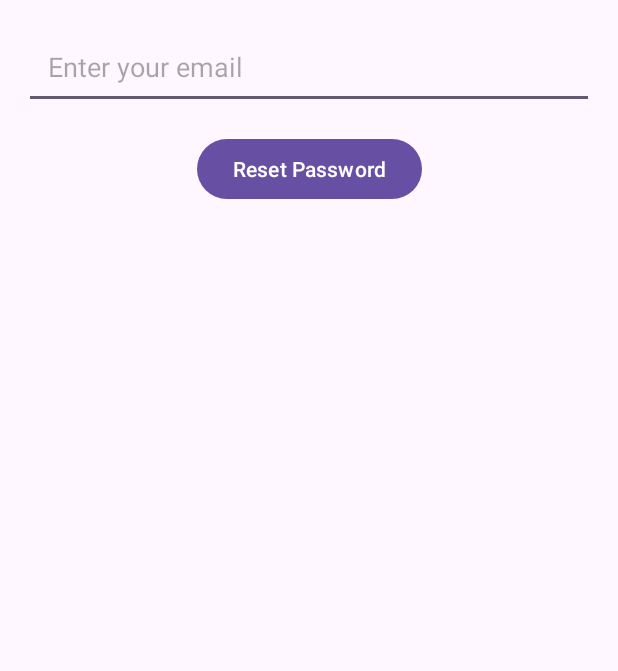
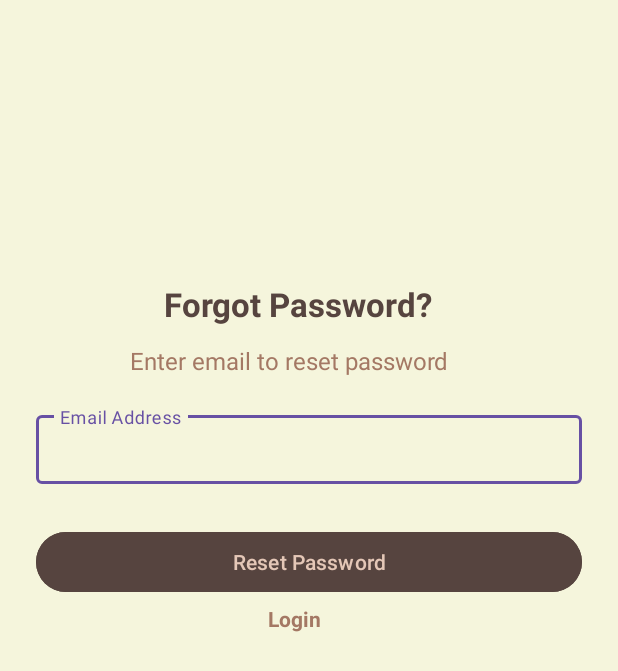
Before and after one commit to anshuyas/Memoir-android, an Android app: the layout activity_forgot_password.xml on its own in the app's theme, with its tools: preview values and no code run, on a phone screen of 412 x 824 dp. Shown: the top 671 px of the screen. Run offline under Robolectric (Android 15) with nearby library versions, the phone set to English and light mode, and no system bars.

Commit message:
updated forgotpassword activity

```diff
--- a/app/build.gradle.kts
+++ b/app/build.gradle.kts
@@ -70,6 +70,7 @@ dependencies {
     implementation("androidx.compose.material:material:1.6.1")
     implementation("androidx.compose.ui:ui-tooling-preview:1.6.1")
     debugImplementation("androidx.compose.ui:ui-tooling:1.6.1")
+    implementation("androidx.compose.compiler:compiler:1.5.3")
 
     // Testing dependencies
     testImplementation(libs.junit)
--- a/app/src/main/res/layout/activity_forgot_password.xml
+++ b/app/src/main/res/layout/activity_forgot_password.xml
@@ -2,36 +2,84 @@
 <androidx.constraintlayout.widget.ConstraintLayout
     xmlns:android="http://schemas.android.com/apk/res/android"
     xmlns:app="http://schemas.android.com/apk/res-auto"
-    xmlns:tools="http://schemas.android.com/tools"
     android:layout_width="match_parent"
     android:layout_height="match_parent"
-    tools:context=".ui.activity.ForgotPasswordActivity">
+    android:background="@color/beige"
+    android:padding="24dp">
 
-    <!-- Email Input -->
-    <EditText
-        android:id="@+id/etEmail"
-        android:layout_width="0dp"
+    <com.google.android.material.textfield.TextInputLayout
+        android:id="@+id/textInputLayoutEmail"
+        android:layout_width="match_parent"
         android:layout_height="wrap_content"
-        android:hint="Enter your email"
-        android:inputType="textEmailAddress"
-        android:padding="16dp"
-        android:layout_margin="16dp"
-        app:layout_constraintTop_toTopOf="parent"
+        android:layout_marginTop="20dp"
+        app:layout_constraintEnd_toEndOf="parent"
+        app:layout_constraintHorizontal_bias="0.0"
         app:layout_constraintStart_toStartOf="parent"
-        app:layout_constraintEnd_toEndOf="parent"/>
+        app:layout_constraintTop_toBottomOf="@id/tvSubtitle">
 
-    <!-- Reset Password Button -->
-    <Button
-        android:id="@+id/btnResetPassword"
+        <com.google.android.material.textfield.TextInputEditText
+            android:id="@+id/editEmailForget"
+            android:layout_width="match_parent"
+            android:layout_height="wrap_content"
+            android:hint="Email Address"
+            android:inputType="textEmailAddress"
+            android:padding="12dp"
+            android:textColor="@color/Chocolatemartini"
+            android:textColorHint="@color/Mochamousse" />
+    </com.google.android.material.textfield.TextInputLayout>
+
+    <TextView
+        android:id="@+id/btnBackToLogin"
         android:layout_width="wrap_content"
         android:layout_height="wrap_content"
+        android:layout_marginTop="4dp"
+        android:text="Login"
+        android:textColor="@color/Mochamousse"
+        android:textSize="14sp"
+        android:textStyle="bold"
+        app:layout_constraintEnd_toEndOf="parent"
+        app:layout_constraintHorizontal_bias="0.471"
+        app:layout_constraintStart_toStartOf="parent"
+        app:layout_constraintTop_toBottomOf="@id/btnForget" />
+
+    <TextView
+        android:id="@+id/tvTitle"
+        android:layout_width="wrap_content"
+        android:layout_height="wrap_content"
+        android:layout_marginTop="164dp"
+        android:text="Forgot Password?"
+        android:textColor="@color/Chocolatemartini"
+        android:textSize="22sp"
+        android:textStyle="bold"
+        app:layout_constraintEnd_toEndOf="parent"
+        app:layout_constraintHorizontal_bias="0.459"
+        app:layout_constraintStart_toStartOf="parent"
+        app:layout_constraintTop_toTopOf="parent" />
+
+    <TextView
+        android:id="@+id/tvSubtitle"
+        android:layout_width="wrap_content"
+        android:layout_height="wrap_content"
+        android:layout_marginTop="12dp"
+        android:text="Enter email to reset password"
+        android:textColor="@color/Mochamousse"
+        android:textSize="16sp"
+        app:layout_constraintEnd_toEndOf="parent"
+        app:layout_constraintHorizontal_bias="0.414"
+        app:layout_constraintStart_toStartOf="parent"
+        app:layout_constraintTop_toBottomOf="@id/tvTitle" />
+
+    <Button
+        android:id="@+id/btnForget"
+        android:layout_width="match_parent"
+        android:layout_height="wrap_content"
+        android:layout_marginTop="28dp"
+        android:backgroundTint="@color/Chocolatemartini"
         android:text="Reset Password"
-        android:enabled="true"
-        android:clickable="true"
-        android:focusable="true"
-        android:layout_marginTop="16dp"
-        app:layout_constraintTop_toBottomOf="@id/etEmail"
+        android:textColor="@color/Creamtan"
+        app:layout_constraintEnd_toEndOf="parent"
+        app:layout_constraintHorizontal_bias="0.0"
         app:layout_constraintStart_toStartOf="parent"
-        app:layout_constraintEnd_toEndOf="parent"/>
+        app:layout_constraintTop_toBottomOf="@id/textInputLayoutEmail" />
 
 </androidx.constraintlayout.widget.ConstraintLayout>
--- a/build.gradle.kts
+++ b/build.gradle.kts
@@ -9,5 +9,8 @@ buildscript {
     repositories {
         google()
         mavenCentral()
+        dependencies {
+            classpath("org.jetbrains.kotlin:kotlin-gradle-plugin:1.9.10")
+        }
     }
 }
--- a/gradle.properties
+++ b/gradle.properties
@@ -21,3 +21,5 @@ kotlin.code.style=official
 # resources declared in the library itself and none from the library's dependencies,
 # thereby reducing the size of the R class for that library
 android.nonTransitiveRClass=true
+
+kotlin.compiler.version=1.9.10
--- a/gradle/libs.versions.toml
+++ b/gradle/libs.versions.toml
@@ -1,6 +1,6 @@
 [versions]
 agp = "8.7.2"
-kotlin = "1.9.24"
+kotlin = "1.9.10"
 coreKtx = "1.15.0"
 junit = "4.13.2"
 junitVersion = "1.2.1"
@@ -8,6 +8,7 @@ espressoCore = "3.6.1"
 appcompat = "1.7.0"
 material = "1.12.0"
 activity = "1.9.3"
+composeCompiler = "1.5.3"
 constraintlayout = "2.2.0"
 firebaseAuthKtx = "23.1.2"  # Updated
 firebaseDatabaseKtx = "21.0.0"  # Updated
```
Also changed, not shown: app/src/main/java/com/example/memoir/ui/activity/ForgotPasswordActivity.kt (+53 -1 lines), app/src/main/java/com/example/memoir/ui/activity/NavigationActivity.kt (+45 -9 lines), app/src/main/res/layout/activity_navigation.xml (+23 -4 lines), app/src/main/res/drawable/home.jpg (added).
